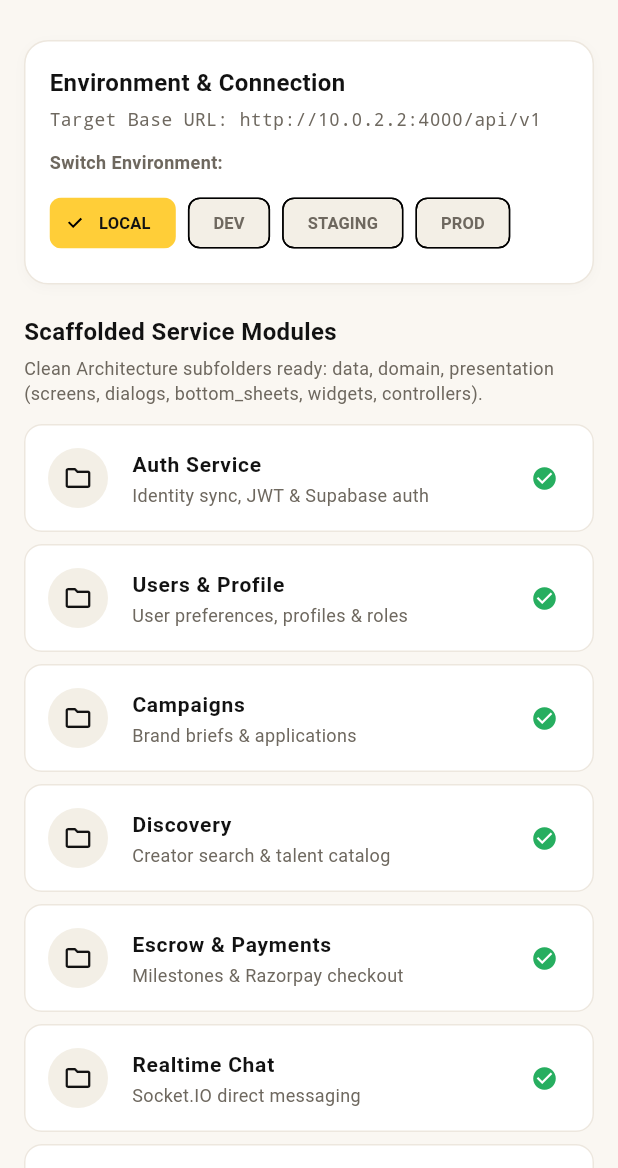
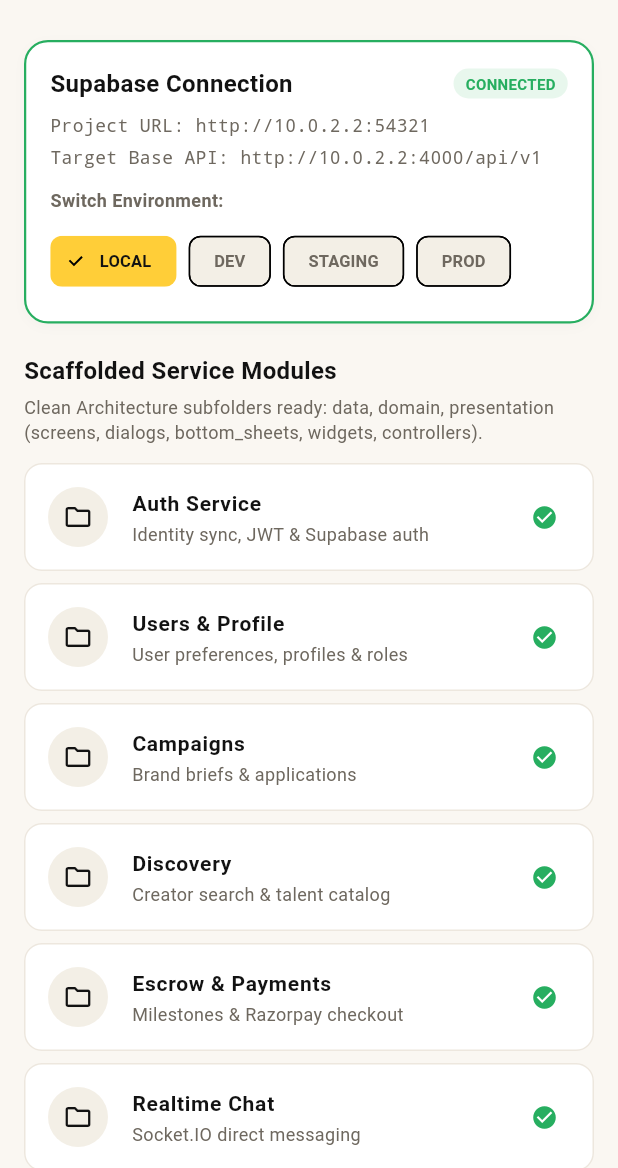
Before and after one commit to AtharvanJaiswal/CreatorConnect, a Flutter app: the screen it shows after launch, after a tap on "LOCAL", on a phone screen of 412 x 824 dp, the part 68-1236 px from its top. Run offline on Flutter 3.47's test engine with Material 3 defaults, Android fonts, the light colour scheme and no system bars; our stand-ins replace supabase_flutter; accounts and stored records are empty.

Commit message:
feat(app): configure Supabase Flutter SDK and live project integration

```diff
--- a/apps/app/lib/core/config/env_config.dart
+++ b/apps/app/lib/core/config/env_config.dart
@@ -19,6 +19,11 @@
     required this.supabaseUrl,
     required this.supabaseAnonKey,
   });
+
+  static const String defaultProjectRef = 'jlmbsosbmhyafjlqvbgl';
+  static const String defaultSupabaseUrl = 'https://$defaultProjectRef.supabase.co';
+  static const String defaultSupabaseAnonKey =
+      'eyJhbGciOiJIUzI1NiIsInR5cCI6IkpXVCJ9.eyJpc3MiOiJzdXBhYmFzZSIsInJlZiI6ImpsbWJzb3NibWh5YWZqbHF2YmdsIiwicm9sZSI6ImFub24iLCJpYXQiOjE3ODk0MTk5NTcsImV4cCI6MjEwNDk5NTk1N30.10Bc9jUdHW0wpQ0kvCfryaAK9jtmIk-tBpkFiHmxYc0';
 
   static AppEnvironment _currentEnv = _resolveDefaultEnvironment();
 
@@ -45,42 +50,49 @@
   }
 
   static EnvironmentConfig get current {
+    const envAnonKey = String.fromEnvironment(
+      'SUPABASE_ANON_KEY',
+      defaultValue: '',
+    );
+
+    final resolvedAnonKey =
+        envAnonKey.isNotEmpty ? envAnonKey : defaultSupabaseAnonKey;
+
     switch (_currentEnv) {
       case AppEnvironment.local:
-        return const EnvironmentConfig(
+        return EnvironmentConfig(
           environment: AppEnvironment.local,
-          // 10.0.2.2 maps to host machine localhost in standard Android Emulator
           apiBaseUrl: 'http://10.0.2.2:4000/api/v1',
           realtimeUrl: 'http://10.0.2.2:4001',
           supabaseUrl: 'http://10.0.2.2:54321',
-          supabaseAnonKey: 'local-dev-anon-key',
+          supabaseAnonKey: resolvedAnonKey,
         );
 
       case AppEnvironment.dev:
-        return const EnvironmentConfig(
+        return EnvironmentConfig(
           environment: AppEnvironment.dev,
           apiBaseUrl: 'https://dev-api.creatorconnect.com/api/v1',
           realtimeUrl: 'wss://dev-realtime.creatorconnect.com',
-          supabaseUrl: 'https://dev.supabase.creatorconnect.com',
-          supabaseAnonKey: 'dev-anon-key',
+          supabaseUrl: defaultSupabaseUrl,
+          supabaseAnonKey: resolvedAnonKey,
         );
 
       case AppEnvironment.staging:
-        return const EnvironmentConfig(
+        return EnvironmentConfig(
           environment: AppEnvironment.staging,
           apiBaseUrl: 'https://staging-api.creatorconnect.com/api/v1',
           realtimeUrl: 'wss://staging-realtime.creatorconnect.com',
-          supabaseUrl: 'https://staging.supabase.creatorconnect.com',
-          supabaseAnonKey: 'staging-anon-key',
+          supabaseUrl: defaultSupabaseUrl,
+          supabaseAnonKey: resolvedAnonKey,
         );
 
       case AppEnvironment.prod:
-        return const EnvironmentConfig(
+        return EnvironmentConfig(
           environment: AppEnvironment.prod,
           apiBaseUrl: 'https://api.creatorconnect.com/api/v1',
           realtimeUrl: 'wss://realtime.creatorconnect.com',
-          supabaseUrl: 'https://auth.creatorconnect.com',
-          supabaseAnonKey: 'prod-anon-key',
+          supabaseUrl: defaultSupabaseUrl,
+          supabaseAnonKey: resolvedAnonKey,
         );
     }
   }
--- a/apps/app/lib/main.dart
+++ b/apps/app/lib/main.dart
@@ -1,8 +1,22 @@
 import 'package:flutter/material.dart';
+import 'package:supabase_flutter/supabase_flutter.dart';
 import 'core/config/env_config.dart';
 
-void main() {
+Future<void> main() async {
   WidgetsFlutterBinding.ensureInitialized();
+
+  final config = EnvironmentConfig.current;
+  if (config.supabaseAnonKey.isNotEmpty) {
+    try {
+      await Supabase.initialize(
+        url: config.supabaseUrl,
+        publishableKey: config.supabaseAnonKey,
+      );
+    } catch (e) {
+      debugPrint('Supabase initialization notice: $e');
+    }
+  }
+
   runApp(const CreatorConnectApp());
 }
 
@@ -82,6 +96,7 @@
   @override
   Widget build(BuildContext context) {
     final activeConfig = EnvironmentConfig.current;
+    final isSupabaseConfigured = activeConfig.supabaseAnonKey.isNotEmpty;
 
     return Scaffold(
       appBar: AppBar(
@@ -107,13 +122,16 @@
       body: ListView(
         padding: const EdgeInsets.all(16.0),
         children: [
-          // Environment Connection Card
+          // Supabase Connection Status Card
           Container(
             padding: const EdgeInsets.all(16),
             decoration: BoxDecoration(
               color: Colors.white,
               borderRadius: BorderRadius.circular(16),
-              border: Border.all(color: const Color(0xFFEDE7DE)),
+              border: Border.all(
+                color: isSupabaseConfigured ? const Color(0xFF27AE60) : const Color(0xFFE5A100),
+                width: 1.5,
+              ),
               boxShadow: const [
                 BoxShadow(
                   color: Color(0x06000000),
@@ -125,17 +143,50 @@
             child: Column(
               crossAxisAlignment: CrossAxisAlignment.start,
               children: [
-                const Text(
-                  'Environment & Connection',
-                  style: TextStyle(
-                    fontSize: 16,
-                    fontWeight: FontWeight.bold,
-                    color: Color(0xFF121212),
+                Row(
+                  mainAxisAlignment: MainAxisAlignment.spaceBetween,
+                  children: [
+                    const Text(
+                      'Supabase Connection',
+                      style: TextStyle(
+                        fontSize: 16,
+                        fontWeight: FontWeight.bold,
+                        color: Color(0xFF121212),
+                      ),
+                    ),
+                    Container(
+                      padding: const EdgeInsets.symmetric(horizontal: 8, vertical: 3),
+                      decoration: BoxDecoration(
+                        color: isSupabaseConfigured
+                            ? const Color(0xFFE8F7ED)
+                            : const Color(0xFFFFF6D9),
+                        borderRadius: BorderRadius.circular(99),
+                      ),
+                      child: Text(
+                        isSupabaseConfigured ? 'CONNECTED' : 'URL SET • AWAITING ANON KEY',
+                        style: TextStyle(
+                          fontSize: 10,
+                          fontWeight: FontWeight.bold,
+                          color: isSupabaseConfigured
+                              ? const Color(0xFF27AE60)
+                              : const Color(0xFF7A5B00),
+                        ),
+                      ),
+                    ),
+                  ],
+                ),
+                const SizedBox(height: 8),
+                Text(
+                  'Project URL: ${activeConfig.supabaseUrl}',
+                  style: const TextStyle(
+                    fontSize: 12,
+                    fontFamily: 'monospace',
+                    color: Color(0xFF6E685F),
                   ),
                 ),
                 const SizedBox(height: 4),
                 Text(
-                  'Target Base URL: ${activeConfig.apiBaseUrl}',
+                  'Target Base API: ${activeConfig.apiBaseUrl}',
                   style: const TextStyle(
                     fontSize: 12,
                     fontFamily: 'monospace',
--- a/apps/app/pubspec.yaml
+++ b/apps/app/pubspec.yaml
@@ -34,6 +34,7 @@
   # The following adds the Cupertino Icons font to your application.
   # Use with the CupertinoIcons class for iOS style icons.
   cupertino_icons: ^1.0.8
+  supabase_flutter: ^2.18.3
 
 dev_dependencies:
   flutter_test:
--- /dev/null
+++ b/skills-lock.json
@@ -0,0 +1,17 @@
+{
+  "version": 1,
+  "skills": {
+    "supabase": {
+      "source": "supabase/agent-skills",
+      "sourceType": "github",
+      "skillPath": "skills/supabase/SKILL.md",
+      "computedHash": "af1844ade632808fc0c15cf2db87daf3b2431c5262dc8a0c3ea7d70880fadf91"
+    },
+    "supabase-postgres-best-practices": {
+      "source": "supabase/agent-skills",
+      "sourceType": "github",
+      "skillPath": "skills/supabase-postgres-best-practices/SKILL.md",
+      "computedHash": "128fac78002d916c8ca908245d398e634f540d8bcf20915b2b2359aeb18eba59"
+    }
+  }
+}
```
Also changed, not shown: apps/app/pubspec.lock, 6 other files.
